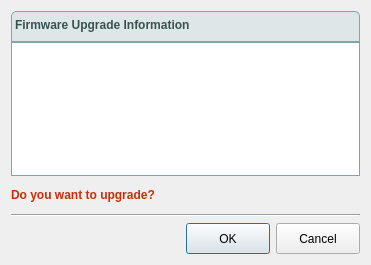
Qt form T3kUpgrade/briefing_dialog.ui (habilience/habilience-t3ksensor-tools) before a commit.
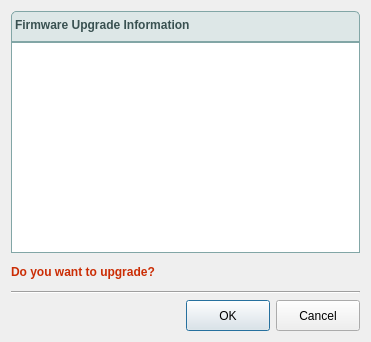
The same form after that commit. Icons and pictures are not drawn.

```diff
--- a/T3kUpgrade/briefing_dialog.ui
+++ b/T3kUpgrade/briefing_dialog.ui
@@ -10,11 +10,11 @@
     <x>0</x>
     <y>0</y>
     <width>371</width>
-    <height>265</height>
+    <height>342</height>
    </rect>
   </property>
   <property name="sizePolicy">
-   <sizepolicy hsizetype="Fixed" vsizetype="Fixed">
+   <sizepolicy hsizetype="Preferred" vsizetype="Preferred">
     <horstretch>0</horstretch>
     <verstretch>0</verstretch>
    </sizepolicy>
@@ -90,8 +90,8 @@
         <string>&lt;!DOCTYPE HTML PUBLIC &quot;-//W3C//DTD HTML 4.0//EN&quot; &quot;http://www.w3.org/TR/REC-html40/strict.dtd&quot;&gt;
 &lt;html&gt;&lt;head&gt;&lt;meta name=&quot;qrichtext&quot; content=&quot;1&quot; /&gt;&lt;style type=&quot;text/css&quot;&gt;
 p, li { white-space: pre-wrap; }
-&lt;/style&gt;&lt;/head&gt;&lt;body style=&quot; font-family:'Sans Serif'; font-size:9pt; font-weight:400; font-style:normal;&quot;&gt;
-&lt;p style=&quot;-qt-paragraph-type:empty; margin-top:0px; margin-bottom:0px; margin-left:0px; margin-right:0px; -qt-block-indent:0; text-indent:0px; font-family:'Gulim';&quot;&gt;&lt;br /&gt;&lt;/p&gt;&lt;/body&gt;&lt;/html&gt;</string>
+&lt;/style&gt;&lt;/head&gt;&lt;body style=&quot; font-family:'Lucida Grande'; font-size:13pt; font-weight:400; font-style:normal;&quot;&gt;
+&lt;p style=&quot;-qt-paragraph-type:empty; margin-top:0px; margin-bottom:0px; margin-left:0px; margin-right:0px; -qt-block-indent:0; text-indent:0px; font-family:'Gulim'; font-size:9pt;&quot;&gt;&lt;br /&gt;&lt;/p&gt;&lt;/body&gt;&lt;/html&gt;</string>
        </property>
       </widget>
      </item>
```
